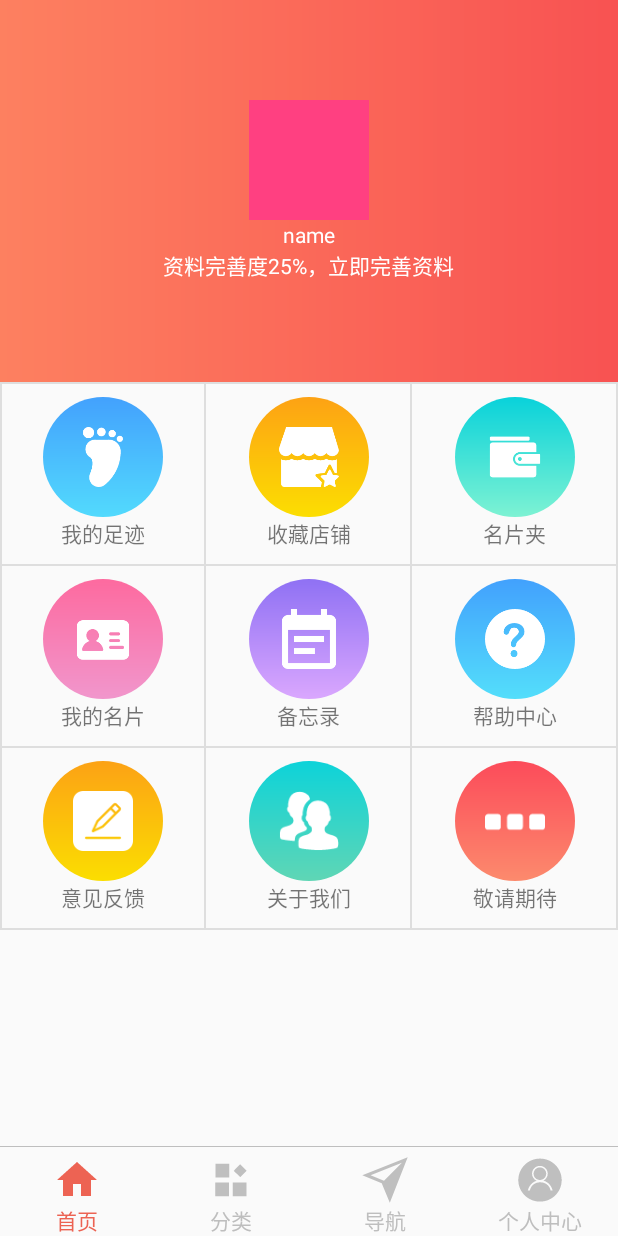
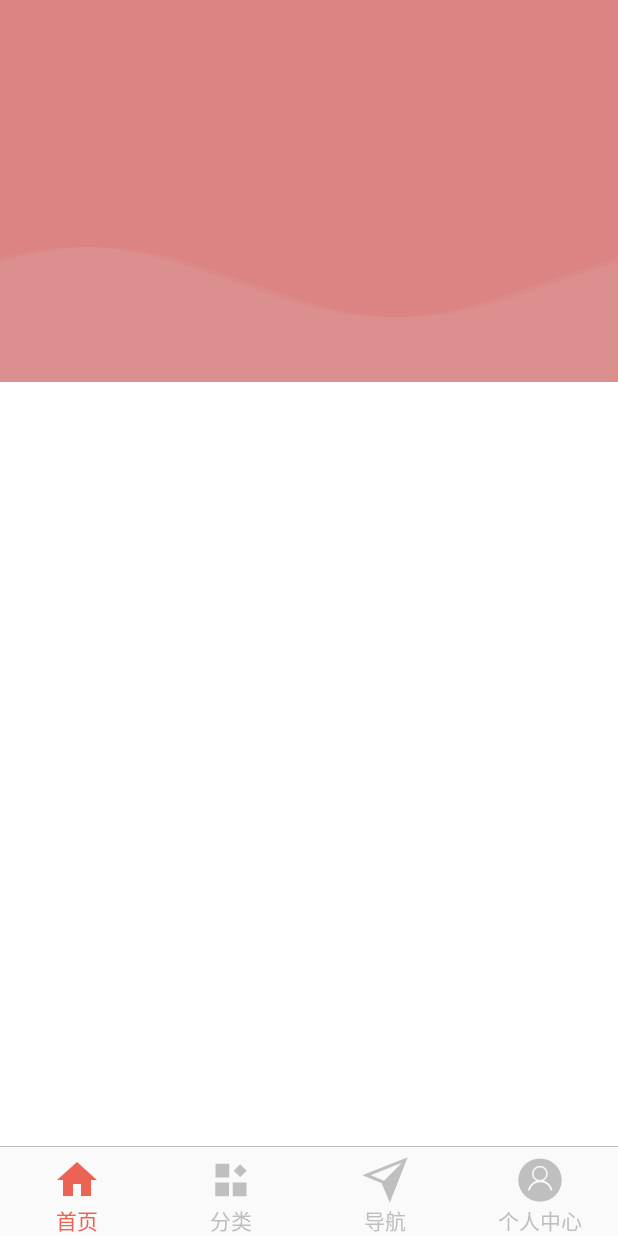
Before and after one commit to DevinMiller0/NativeMall, an Android app: the fragment MineFragment placed in its activity, on a phone screen of 412 x 824 dp. Run offline under Robolectric (Android 15) with nearby library versions, the phone set to English and light mode, and no system bars.

Commit message:
modify layout

```diff
--- a/app/src/main/java/com/pamo/nativemall/fragment/MineFragment.java
+++ b/app/src/main/java/com/pamo/nativemall/fragment/MineFragment.java
@@ -1,25 +1,11 @@
 package com.pamo.nativemall.fragment;
 
 import android.content.Intent;
-import android.graphics.drawable.Drawable;
-import android.support.v4.content.ContextCompat;
-import android.support.v7.widget.GridLayoutManager;
-import android.support.v7.widget.RecyclerView;
 import android.view.View;
 
 import com.pamo.nativemall.R;
-import com.pamo.nativemall.activity.AboutUsActivity;
-import com.pamo.nativemall.activity.BusinessCardActivity;
-import com.pamo.nativemall.activity.CollectionActivity;
-import com.pamo.nativemall.activity.FeedBackActivity;
-import com.pamo.nativemall.activity.FootPrintsActivity;
-import com.pamo.nativemall.activity.HelpCenterActivity;
 import com.pamo.nativemall.activity.LoginActivity;
-import com.pamo.nativemall.activity.MemoActivity;
-import com.pamo.nativemall.activity.MyCarteActivity;
-import com.pamo.nativemall.adapter.GridAdapter;
-import com.pamo.nativemall.constant.Constants;
-import com.pamo.nativemall.widget.itemDecoration;
+import com.pamo.nativemall.utils.StatusBarUtils;
 
 /**
  * Created by 德胜 on 2017/10/13.
@@ -27,26 +13,7 @@ import com.pamo.nativemall.widget.itemDecoration;
 
 public class MineFragment extends BaseFragment {
 
-    public RecyclerView gridView;
-    public GridAdapter adapter;
-    public int[] background = {R.drawable.bg_foot_prints
-            , R.drawable.bg_collection_store
-            , R.drawable.bg_business_card
-            , R.drawable.bg_my_card
-            , R.drawable.bg_memo
-            , R.drawable.bg_help_center
-            , R.drawable.bg_feed_back
-            , R.drawable.bg_about_us
-            , R.drawable.bg_more};
-    private int[] icon = {R.mipmap.foot
-            , R.mipmap.collection_store
-            , R.mipmap.card_holder
-            , R.mipmap.my_card
-            , R.mipmap.memo
-            , R.mipmap.help_center
-            , R.mipmap.feedback
-            , R.mipmap.about
-            , R.mipmap.more1};
+
     private final String TAG = "MineFragment";
 
     @Override
@@ -56,6 +23,7 @@ public class MineFragment extends BaseFragment {
 
     @Override
     protected void setLayout() {
+        StatusBarUtils.transparentStatusBar(getActivity());
         initView();
     }
 
@@ -65,77 +33,6 @@ public class MineFragment extends BaseFragment {
     }
 
     private void initView() {
-        gridView = getActivity().findViewById(R.id.recycler_grid);
-        gridView.setLayoutManager(new GridLayoutManager(getActivity(), 3));
-        Drawable drawable = ContextCompat.getDrawable(getActivity(), R.drawable.recyclerview_divider);
-        gridView.addItemDecoration(new itemDecoration(getActivity(), 2, drawable));
-        adapter = new GridAdapter(getActivity(), background, icon);
-        gridView.setAdapter(adapter);
-
-        adapter.setOnItemClickListener(new GridAdapter.OnItemClickListener() {
-            @Override
-            public void onItemClick(View view, int position) {
-                switch (position){
-                    case 0:{
-                        if (Constants.IS_LOGIN){
-                            Intent intent = new Intent(getActivity(), FootPrintsActivity.class);
-                            startActivities(intent);
-                        }else {
-                            startLoginActivity();
-                        }
-                        break;
-                    }
-                    case 1:{
-                        if (Constants.IS_LOGIN){
-                            Intent intent = new Intent(getActivity(), CollectionActivity.class);
-                            startActivities(intent);
-                        }else {
-                            startLoginActivity();
-                        }
-
-                        break;
-                    }
-                    case 2:{
-                        if (Constants.IS_LOGIN){
-                            Intent intent = new Intent(getActivity(), BusinessCardActivity.class);
-                            startActivities(intent);
-                        }else {
-                            startLoginActivity();
-                        }
-                        break;
-                    }
-                    case 3:{
-                        if (Constants.IS_LOGIN){
-                            Intent intent = new Intent(getActivity(), MyCarteActivity.class);
-                            startActivities(intent);
-                        }else {
-                            startLoginActivity();
-                        }
-                        break;
-                    }
-                    case 4:{
-                        Intent intent = new Intent(getActivity(), MemoActivity.class);
-                        startActivities(intent);
-                        break;
-                    }
-                    case 5:{
-                        Intent intent = new Intent(getActivity(), HelpCenterActivity.class);
-                        startActivities(intent);
-                        break;
-                    }
-                    case 6:{
-                        Intent intent = new Intent(getActivity(), FeedBackActivity.class);
-                        startActivities(intent);
-                        break;
-                    }
-                    case 7:{
-                        Intent intent = new Intent(getActivity(), AboutUsActivity.class);
-                        startActivities(intent);
-                        break;
-                    }
-                }
-            }
-        });
     }
 
     private void startActivities(Intent intent){
--- a/app/src/main/java/com/pamo/nativemall/widget/WaveView.java
+++ b/app/src/main/java/com/pamo/nativemall/widget/WaveView.java
@@ -93,7 +93,7 @@ public class WaveView extends View {
         resetPositionY();
         for (int i = 0; i < mTotalWidth; i++){
             //canvas.drawLine("起点的x轴坐标"，"起点的Y轴坐标", "终点的X轴坐标", "终点的Y轴坐标", "颜料Paint");
-            canvas.drawLine(i, mTotalHeight - mResetOneYPositions[i] - 60, i, mTotalHeight, mWavePaint);
+            //canvas.drawLine(i, mTotalHeight - mResetOneYPositions[i] - 60, i, mTotalHeight, mWavePaint);
             canvas.drawLine(i, mTotalHeight - mResetTwoYPositions[i] - 100, i, mTotalHeight, mTransPaint);
             canvas.drawLine(i, mTotalHeight - mResetThreePositions[i] - 100, i, mTotalHeight, mTransPaint);
         }
--- a/app/src/main/res/layout/fragment_mine.xml
+++ b/app/src/main/res/layout/fragment_mine.xml
@@ -4,48 +4,41 @@
     xmlns:tools="http://schemas.android.com/tools"
     android:layout_width="match_parent"
     android:layout_height="match_parent"
-    android:orientation="vertical"
-    tools:context="com.pamo.nativemall.activity.MainActivity">
-
+    android:background="#877878"
+    android:orientation="vertical">
 
     <LinearLayout
         android:layout_width="match_parent"
         android:layout_height="0dp"
         android:layout_weight="1"
-        android:background="@drawable/bg_profile"
-        android:gravity="center"
+
         android:orientation="vertical">
 
-        <com.pamo.nativemall.widget.CircleImageView
-            android:layout_width="80dp"
-            android:layout_height="80dp"
-            android:background="@color/colorAccent"/>
+        <!--<TextView-->
+        <!--android:id="@+id/tv_name"-->
+        <!--android:layout_width="wrap_content"-->
+        <!--android:layout_height="wrap_content"-->
+        <!--android:text="凯文·杜兰特"/>-->
 
-        <TextView
-            android:layout_width="wrap_content"
+        <!--<TextView-->
+        <!--android:id="@+id/description"-->
+        <!--android:layout_width="wrap_content"-->
+        <!--android:layout_height="wrap_content"-->
+        <!--android:text="还有资料未完成，请继续完成"/>-->
+
+        <com.pamo.nativemall.widget.WaveView
+            android:layout_width="match_parent"
             android:layout_height="wrap_content"
-            android:textColor="#fff"
-            android:text="name"/>
-
-        <TextView
-            android:layout_width="wrap_content"
-            android:layout_height="wrap_content"
-            android:textColor="#fff"
-            android:text="资料完善度25%，立即完善资料"/>
+            app:wave_color="#ffffff"
+            app:background_color="#dc8383"/>
 
     </LinearLayout>
 
     <LinearLayout
         android:layout_width="match_parent"
         android:layout_height="0dp"
-        android:layout_weight="2">
-
-        <android.support.v7.widget.RecyclerView
-            android:id="@+id/recycler_grid"
-            android:layout_width="match_parent"
-            android:layout_height="match_parent"
-            android:gravity="center_horizontal"/>
+        android:layout_weight="2"
+        android:background="#ffffff">
 
     </LinearLayout>
-
 </LinearLayout>
```
